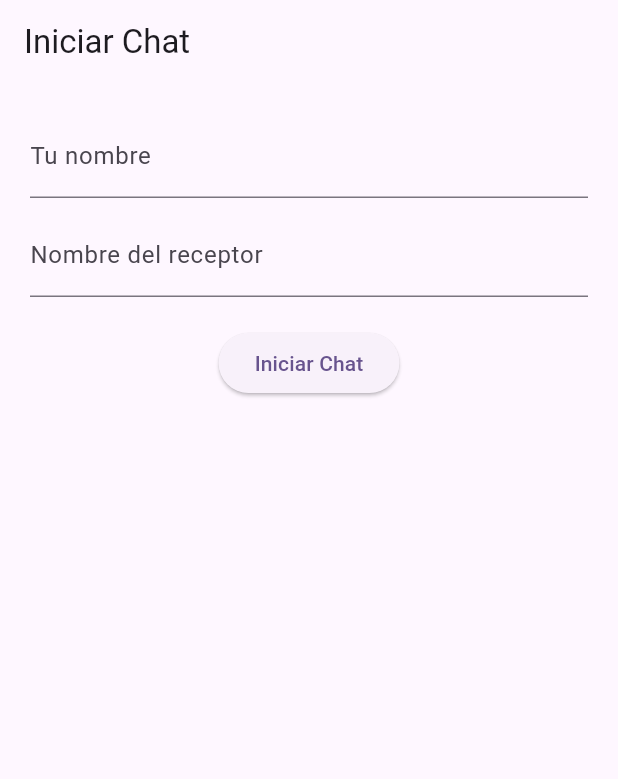
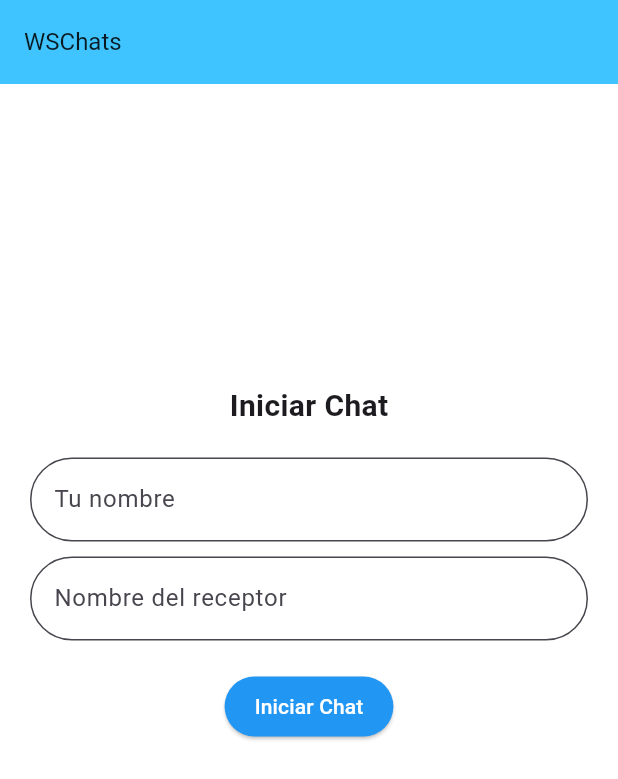
Before and after one commit to KarenS22/wsClientFlutter, a Flutter app: the screen it shows after launch, on a phone screen of 412 x 824 dp. Shown: the top 779 px of the screen. Run offline on Flutter 3.47's test engine with Material 3 defaults, Android fonts, the phone set to English and light mode, and no system bars.

Commit message:
fix history and styles

```diff
--- a/lib/main.dart
+++ b/lib/main.dart
@@ -100,50 +100,80 @@ class _ChatScreenState extends State<ChatScreen> {
   Widget build(BuildContext context) {
     final chatService = Provider.of<ChatService>(context);
     final messages = chatService.messages;
-
     return Scaffold(
+      backgroundColor: Colors.white,
       appBar: AppBar(
-        title: Text(sessionUser != null ? 'Chat con $currentUser' : 'Iniciar Chat'),
-        actions: [
-          if (sessionUser != null)
-            Padding(padding: EdgeInsets.only(right: 25, top: 20),
-            child: TextButton(
-                onPressed: logoutChat,
-                style: TextButton.styleFrom(
-                  backgroundColor: Colors.red,
-                  padding: const EdgeInsets.symmetric(horizontal: 20),
-
-                ),
-                child: const Text('Salir', style: TextStyle(color: Colors.white)),
-              ),
-            ),
-
-        ],
+        title: Text( sessionUser!=null ? 'Usuario: $sessionUser' : 'WSChats'),
+        titleTextStyle: TextStyle(
+          fontSize: 16,
+          color: Colors.black87,
+        ),
+        backgroundColor: Colors.lightBlueAccent,
       ),
       body: sessionUser == null
           ? Padding(
-        padding: const EdgeInsets.all(20),
+        padding: const EdgeInsets.all(20).copyWith(top: 200),
         child: Column(
           children: [
+            const Text(
+              'Iniciar Chat',
+              style: TextStyle(fontSize: 20, fontWeight: FontWeight.bold),
+            ),
+            const SizedBox(height: 20),
             TextField(
               controller: _senderController,
-              decoration: const InputDecoration(labelText: 'Tu nombre'),
-            ),
+              decoration: const InputDecoration(
+                labelText: 'Tu nombre',
+                border: OutlineInputBorder(borderRadius: BorderRadius.all(Radius.circular(80))),
+                filled: true,
+                fillColor: Colors.white,
+              ),
+              ),
             const SizedBox(height: 10),
             TextField(
               controller: _receiverController,
-              decoration: const InputDecoration(labelText: 'Nombre del receptor'),
+              decoration: const InputDecoration(
+                  labelText: 'Nombre del receptor',
+                  border: OutlineInputBorder(borderRadius: BorderRadius.all(Radius.circular(80))),
+                  filled: true,
+                  fillColor: Colors.white,
+              ),
             ),
             const SizedBox(height: 20),
             ElevatedButton(
               onPressed: startChat,
-              child: const Text('Iniciar Chat'),
+              style: ElevatedButton.styleFrom(
+                backgroundColor: Colors.blue,
+                padding: const EdgeInsets.symmetric(horizontal: 20),
+                shape: RoundedRectangleBorder(
+                  borderRadius: BorderRadius.circular(80),
+                ),
+              ),
+              child: const Text('Iniciar Chat', style: TextStyle(color: Colors.white)
+              ),
             ),
           ],
         ),
       )
           : Column(
         children: [
+          Row(
+            children: [
+              Expanded(
+                child: Text(
+                  'Chat con $currentUser',
+                  style: const TextStyle(fontSize: 20, fontWeight: FontWeight.bold),
+                  textAlign: TextAlign.center,
+
+                ),
+                ),
+              IconButton(
+                icon: const Icon(Icons.logout),
+                onPressed: logoutChat,
+                color: Colors.red,
+              ),
+            ],
+          ),
           Expanded(
             child: ListView.builder(
               padding: const EdgeInsets.all(12),
@@ -154,7 +184,7 @@ class _ChatScreenState extends State<ChatScreen> {
                 return Align(
                   alignment: isMe ? Alignment.centerRight : Alignment.centerLeft,
                   child: Container(
-                    padding: const EdgeInsets.symmetric(horizontal: 12, vertical: 8),
+                    padding: const EdgeInsets.symmetric(horizontal: 20, vertical: 8),
                     margin: const EdgeInsets.symmetric(vertical: 4),
                     decoration: BoxDecoration(
                       color: isMe ? Colors.blue : Colors.grey[300],
@@ -162,11 +192,13 @@ class _ChatScreenState extends State<ChatScreen> {
                     ),
                     child: Column(
                       crossAxisAlignment: CrossAxisAlignment.end,
+
                       children: [
                         Text(
                           msg.content,
                           style: TextStyle(
-                              color: isMe ? Colors.white : Colors.black),
+                              color: isMe ? Colors.white : Colors.black, ),
+
                         ),
                         Text(
                           "${msg.createdAt.hour}:${msg.createdAt.minute.toString().padLeft(2, '0')}",
@@ -190,8 +222,13 @@ class _ChatScreenState extends State<ChatScreen> {
                   child:
                   TextField(
                     controller: _messageController,
-                    decoration: const InputDecoration(hintText: 'Escribe un mensaje...'),
-
+                    decoration: const InputDecoration(hintText: 'Escribe un mensaje...',
+                    border: OutlineInputBorder(
+                        borderRadius: BorderRadius.all(Radius.circular(80)),
+                    ),
+                    filled: true,
+                    fillColor: Colors.white,
+                      ),
                   ),
                 ),
                 IconButton(
--- a/lib/models.dart
+++ b/lib/models.dart
@@ -40,14 +40,14 @@ class Message {
   final String content;
   final DateTime createdAt;
   final String senderName;
-  final int chatId;
+  final int? chatId;
 
   Message({
     required this.id,
     required this.content,
     required this.createdAt,
     required this.senderName,
-    required this.chatId,
+    this.chatId,
   });
 
   factory Message.fromJson(Map<String, dynamic> json) {
```
